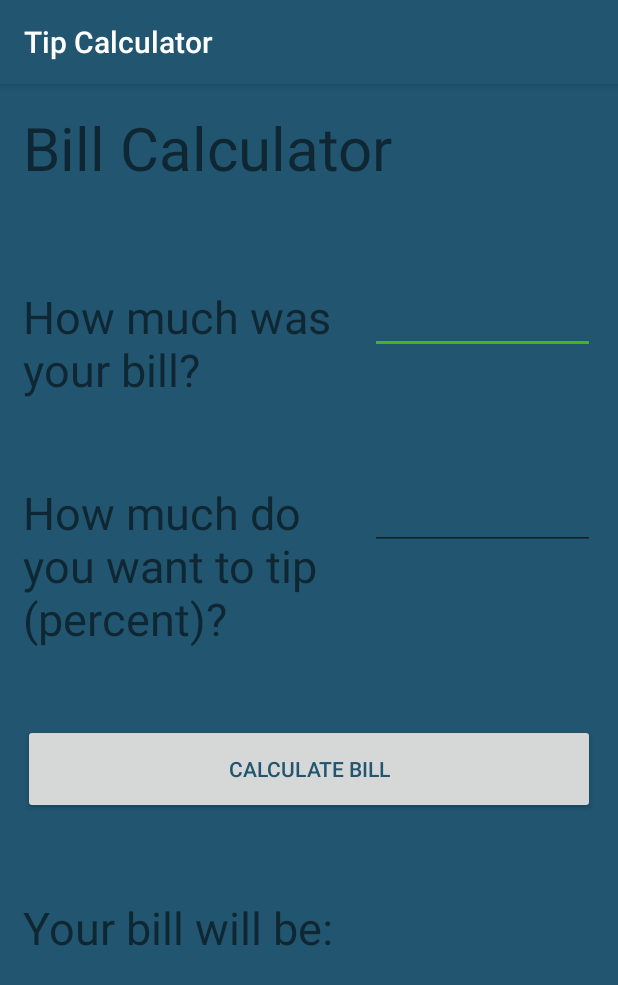
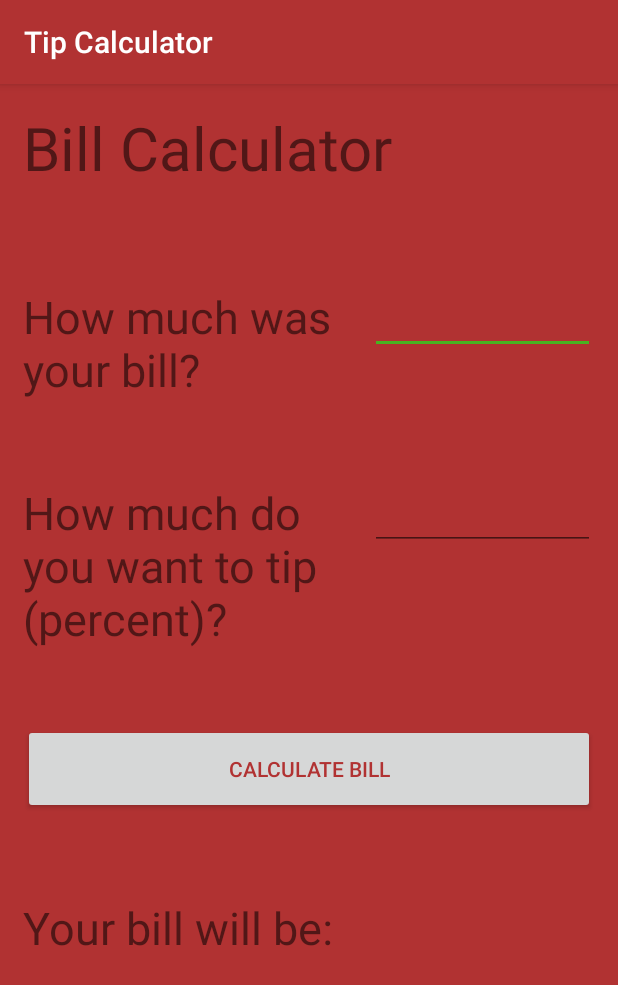
Before and after one commit to SamPfister/TipCalculator, an Android app: the screen it shows after launch (MainActivity), on a phone screen of 412 x 824 dp. Shown: the top 985 px of the screen. Run offline under Robolectric (Android 15) with nearby library versions, the phone set to English and light mode, and no system bars.

Commit message:
I made the color theme red wwwow cool epic aaaaaaaaaaa

```diff
--- a/app/src/main/res/values/colors.xml
+++ b/app/src/main/res/values/colors.xml
@@ -1,6 +1,6 @@
 <?xml version="1.0" encoding="utf-8"?>
 <resources>
-    <color name="colorPrimary">#215570</color>
+    <color name="colorPrimary">#B13232</color>
     <color name="colorPrimaryDark">#133241</color>
     <color name="colorAccent">#47B321</color>
 </resources>
```
